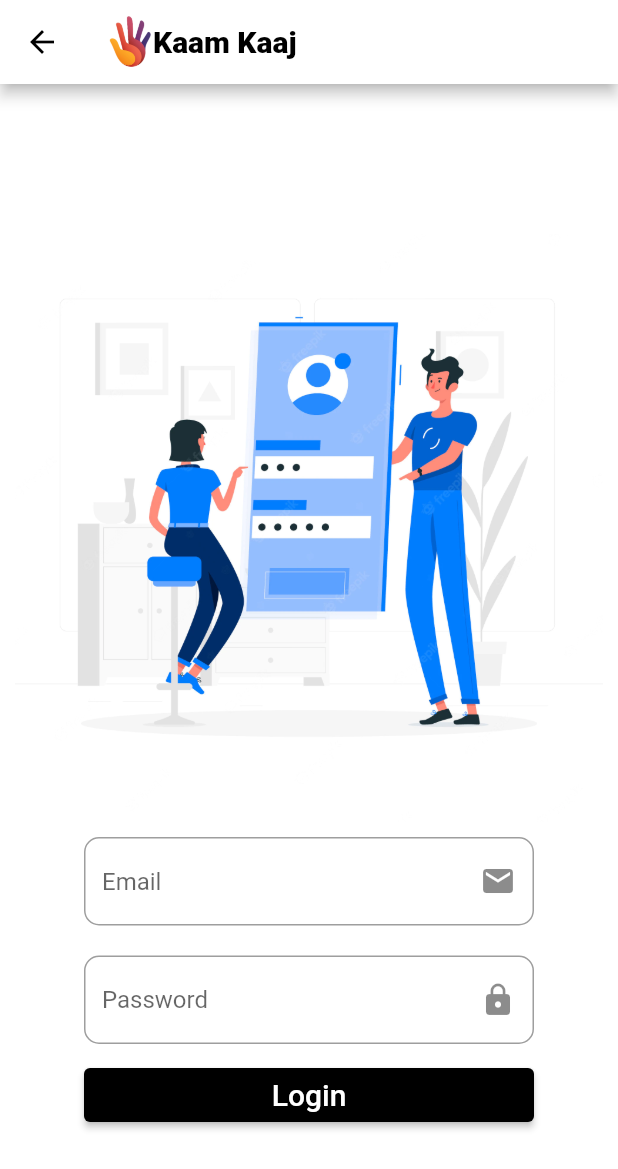
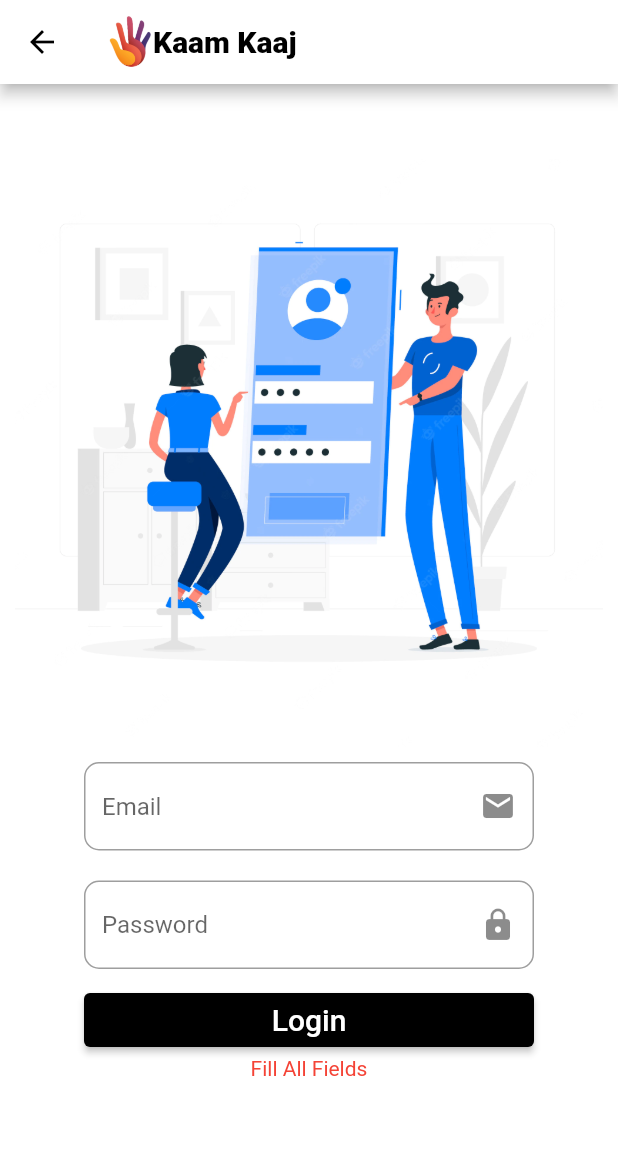
Before and after one commit to umairahmed786/KaamKaaj-Mobile-Application, a Flutter app: the LoginPage screen opened directly, after a tap on "Login", on a phone screen of 412 x 824 dp. Shown: the top 1169 px of the screen. Run offline on Flutter 3.47's test engine with Material 2 defaults, Android fonts, the phone set to English and light mode, and no system bars.

Commit message:
login screen completion

```diff
--- a/kaamkaaj_application/lib/pages/login.dart
+++ b/kaamkaaj_application/lib/pages/login.dart
@@ -1,5 +1,7 @@
 import 'package:flutter/material.dart';
 import 'package:kaamkaaj_application/main.dart';
+import 'package:web_socket_channel/web_socket_channel.dart';
+import 'package:http/http.dart' as http;
 
 class LoginPage extends StatefulWidget {
   const LoginPage({super.key});
@@ -9,6 +11,26 @@ class LoginPage extends StatefulWidget {
 }
 
 class _LoginPageState extends State<LoginPage> {
+  TextEditingController emailController = TextEditingController();
+  TextEditingController passController = TextEditingController();
+  String validationError = "";
+  void sendReq() async {
+    var email = emailController.text.toString();
+    var password = passController.text.toString();
+
+    http.Response response = await http
+        .get(Uri.parse('http://192.168.1.9:8001/signin/$email/$password'));
+
+    if (response.body.isEmpty) {
+      validationError = "Incorrect Email or Password";
+    } else {
+      validationError = "";
+      passController.clear();
+      emailController.clear();
+      //navigate user to dashboard
+    }
+  }
+
   @override
   Widget build(BuildContext context) {
     return Scaffold(
@@ -27,16 +49,17 @@ class _LoginPageState extends State<LoginPage> {
                 ),
                 const Text(
                   "Kaam Kaaj",
-                style:
-                    TextStyle(color: primaryBlack, fontWeight: FontWeight.w900),
+                  style: TextStyle(
+                      color: primaryBlack, fontWeight: FontWeight.w900),
                 ),
               ],
             )),
         backgroundColor: const Color.fromARGB(255, 255, 255, 255),
-      body: Column(
+        body: SingleChildScrollView(
+          child: Column(
             children: [
               Container(
-            margin: const EdgeInsets.fromLTRB(10, 100, 10, 0),
+                margin: const EdgeInsets.fromLTRB(10, 50, 10, 0),
                 child: Image.asset(
                   'assets/login vector.webp',
                   width: 400,
@@ -46,6 +69,7 @@ class _LoginPageState extends State<LoginPage> {
                 margin: const EdgeInsets.fromLTRB(0, 10, 0, 10),
                 width: 300,
                 child: TextFormField(
+                  controller: emailController,
                   decoration: const InputDecoration(
                       suffixIcon: Icon(Icons.mail),
                       hintText: "Email",
@@ -57,6 +81,8 @@ class _LoginPageState extends State<LoginPage> {
                 margin: const EdgeInsets.fromLTRB(0, 10, 0, 10),
                 width: 300,
                 child: TextFormField(
+                  obscureText: true,
+                  controller: passController,
                   decoration: const InputDecoration(
                       suffixIcon: Icon(Icons.lock),
                       hintText: "Password",
@@ -67,14 +93,32 @@ class _LoginPageState extends State<LoginPage> {
               SizedBox(
                 width: 300,
                 child: ElevatedButton(
-                onPressed: () {},
+                    onPressed: () {
+                      if (emailController.text.isNotEmpty &&
+                          passController.text.isNotEmpty) {
+                        setState(() {
+                          validationError = "";
+                        });
+                        sendReq();
+                      } else {
+                        setState(() {
+                          validationError = "Fill All Fields";
+                        });
+                      }
+                    },
                     child: const Text(
                       "Login",
                       style: TextStyle(fontSize: 20),
                     )),
+              ),
+              validationError != ""
+                  ? Text(
+                      validationError,
+                      style: const TextStyle(color: Colors.red),
                     )
+                  : const Text("")
             ],
           ),
-    );
+        ));
   }
 }
--- a/kaamkaaj_application/pubspec.yaml
+++ b/kaamkaaj_application/pubspec.yaml
@@ -36,6 +36,8 @@ dependencies:
   # The following adds the Cupertino Icons font to your application.
   # Use with the CupertinoIcons class for iOS style icons.
   cupertino_icons: ^1.0.2
+  web_socket_channel: ^2.3.0
+  http: ^0.13.5
 
 dev_dependencies:
   flutter_test:
```
Also changed, not shown: kaamkaaj_application/pubspec.lock. Lines whose indentation alone changed are shown as unchanged.
